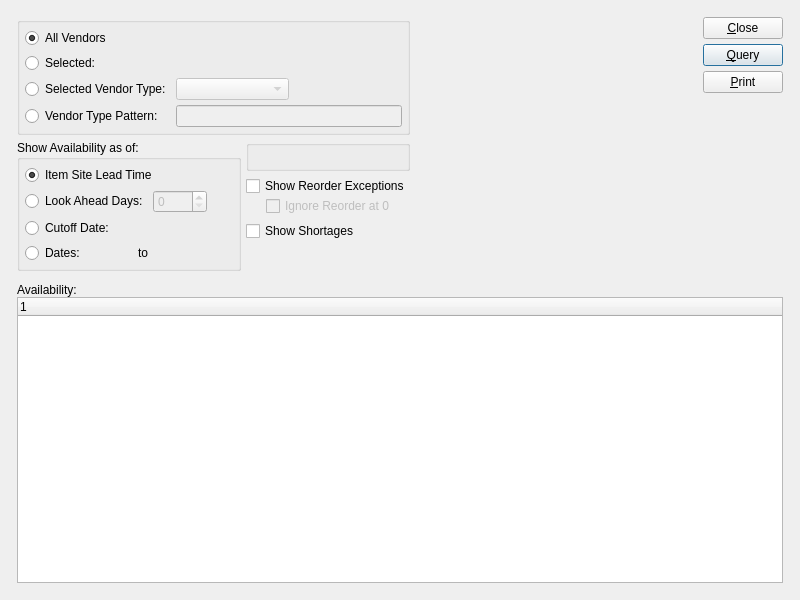
Before: the Qt Designer form guiclient/dspInventoryAvailabilityBySourceVendor.ui in Pegasus-RPG/xtuple-client, drawn with Qt 5.
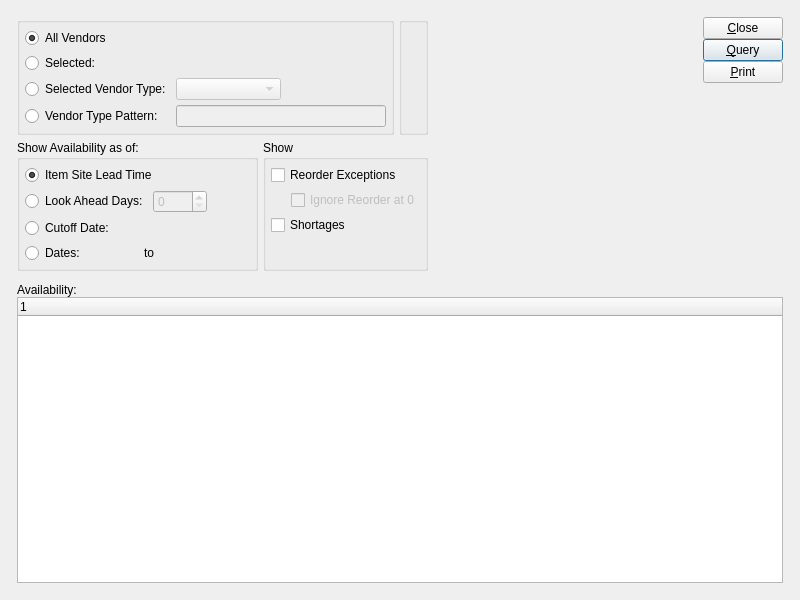
After: the same form once the commit is applied. Custom widgets are drawn as their Qt base class.

Commit message: issue 8520:  Touch up layouts with tweaked clusters.

What changed in the file:
```diff
--- a/guiclient/dspInventoryAvailabilityBySourceVendor.ui
+++ b/guiclient/dspInventoryAvailabilityBySourceVendor.ui
@@ -20,38 +20,30 @@
   <property name="windowTitle" >
    <string>Inventory Availability by Source Vendor</string>
   </property>
-  <layout class="QGridLayout" >
+  <layout class="QGridLayout" name="gridLayout_5" >
    <item row="0" column="0" >
-    <layout class="QGridLayout" >
-     <property name="leftMargin" >
+    <layout class="QGridLayout" name="gridLayout_4" >
+     <property name="margin" >
       <number>12</number>
      </property>
-     <property name="topMargin" >
+     <property name="spacing" >
       <number>12</number>
      </property>
-     <property name="rightMargin" >
-      <number>12</number>
-     </property>
-     <property name="bottomMargin" >
-      <number>12</number>
-     </property>
-     <property name="horizontalSpacing" >
-      <number>12</number>
-     </property>
-     <property name="verticalSpacing" >
-      <number>12</number>
-     </property>
      <item row="0" column="0" >
-      <layout class="QHBoxLayout" >
+      <layout class="QHBoxLayout" name="horizontalLayout_5" >
        <item>
-        <layout class="QGridLayout" >
-         <item row="0" column="0" colspan="2" >
+        <layout class="QVBoxLayout" name="verticalLayout_3" >
+         <item>
+          <layout class="QHBoxLayout" name="horizontalLayout_3" >
+           <item>
           <widget class="QGroupBox" name="_vendorGroup" >
            <property name="title" >
             <string/>
            </property>
-           <layout class="QGridLayout" >
-            <item row="0" column="0" colspan="3" >
+             <layout class="QGridLayout" name="gridLayout" >
+              <item row="0" column="0" colspan="2" >
+               <layout class="QHBoxLayout" name="horizontalLayout" >
+                <item>
              <widget class="QRadioButton" name="_allVendors" >
               <property name="text" >
                <string>All Vendors</string>
@@ -61,6 +53,21 @@
               </property>
              </widget>
             </item>
+                <item>
+                 <spacer name="horizontalSpacer" >
+                  <property name="orientation" >
+                   <enum>Qt::Horizontal</enum>
+                  </property>
+                  <property name="sizeHint" stdset="0" >
+                   <size>
+                    <width>40</width>
+                    <height>20</height>
+                   </size>
+                  </property>
+                 </spacer>
+                </item>
+               </layout>
+              </item>
             <item row="1" column="0" >
              <widget class="QRadioButton" name="_selectedVendor" >
               <property name="text" >
@@ -88,7 +95,7 @@
                 <property name="sizeType" >
                  <enum>QSizePolicy::MinimumExpanding</enum>
                 </property>
-                <property name="sizeHint" >
+                  <property name="sizeHint" stdset="0" >
                  <size>
                   <width>0</width>
                   <height>16</height>
@@ -125,7 +132,7 @@
                 <property name="orientation" >
                  <enum>Qt::Horizontal</enum>
                 </property>
-                <property name="sizeHint" >
+                  <property name="sizeHint" stdset="0" >
                  <size>
                   <width>40</width>
                   <height>20</height>
@@ -152,13 +159,29 @@
            </layout>
           </widget>
          </item>
-         <item rowspan="2" row="1" column="0" >
+           <item>
+            <widget class="WarehouseGroup" name="_warehouse" >
+             <property name="title" >
+              <string/>
+             </property>
+             <property name="fixedSize" >
+              <bool>false</bool>
+             </property>
+            </widget>
+           </item>
+          </layout>
+         </item>
+         <item>
+          <layout class="QHBoxLayout" name="horizontalLayout_4" >
+           <item>
           <widget class="QGroupBox" name="_showByGroup" >
            <property name="title" >
             <string>Show Availability as of:</string>
            </property>
-           <layout class="QGridLayout" >
+             <layout class="QGridLayout" name="gridLayout_2" >
             <item row="0" column="0" colspan="4" >
+               <layout class="QHBoxLayout" name="horizontalLayout_2" >
+                <item>
              <widget class="QRadioButton" name="_leadTime" >
               <property name="text" >
                <string>Item Site Lead Time</string>
@@ -168,6 +191,21 @@
               </property>
              </widget>
             </item>
+                <item>
+                 <spacer name="horizontalSpacer_2" >
+                  <property name="orientation" >
+                   <enum>Qt::Horizontal</enum>
+                  </property>
+                  <property name="sizeHint" stdset="0" >
+                   <size>
+                    <width>40</width>
+                    <height>20</height>
+                   </size>
+                  </property>
+                 </spacer>
+                </item>
+               </layout>
+              </item>
             <item row="1" column="0" colspan="3" >
              <widget class="QRadioButton" name="_byDays" >
               <property name="enabled" >
@@ -204,7 +242,7 @@
                 <property name="sizeType" >
                  <enum>QSizePolicy::MinimumExpanding</enum>
                 </property>
-                <property name="sizeHint" >
+                  <property name="sizeHint" stdset="0" >
                  <size>
                   <width>26</width>
                   <height>10</height>
@@ -241,7 +279,7 @@
                 <property name="sizeType" >
                  <enum>QSizePolicy::MinimumExpanding</enum>
                 </property>
-                <property name="sizeHint" >
+                  <property name="sizeHint" stdset="0" >
                  <size>
                   <width>20</width>
                   <height>20</height>
@@ -289,32 +327,20 @@
            </layout>
           </widget>
          </item>
-         <item row="1" column="1" >
-          <widget class="WarehouseGroup" name="_warehouse" >
+           <item>
+            <widget class="QGroupBox" name="_showGroup" >
            <property name="title" >
-            <string/>
-           </property>
-          </widget>
-         </item>
-         <item row="2" column="1" >
-          <layout class="QVBoxLayout" >
-           <property name="spacing" >
-            <number>0</number>
-           </property>
+              <string>Show</string>
+             </property>
+             <layout class="QGridLayout" name="gridLayout_3" >
+              <item row="0" column="0" >
+               <layout class="QVBoxLayout" name="verticalLayout_2" >
            <item>
-            <layout class="QVBoxLayout" >
-             <property name="spacing" >
-              <number>5</number>
-             </property>
-             <item>
-              <layout class="QVBoxLayout" >
-               <property name="spacing" >
-                <number>0</number>
-               </property>
+                 <layout class="QVBoxLayout" name="verticalLayout" >
                <item>
                 <widget class="XCheckBox" name="_showReorder" >
                  <property name="text" >
-                  <string>Show Reorder Exceptions</string>
+                     <string>Reorder Exceptions</string>
                  </property>
                 </widget>
                </item>
@@ -331,7 +357,7 @@
                    <property name="sizeType" >
                     <enum>QSizePolicy::Preferred</enum>
                    </property>
-                   <property name="sizeHint" >
+                      <property name="sizeHint" stdset="0" >
                     <size>
                      <width>20</width>
                      <height>20</height>
@@ -357,7 +383,7 @@
                    <property name="sizeType" >
                     <enum>QSizePolicy::Expanding</enum>
                    </property>
-                   <property name="sizeHint" >
+                      <property name="sizeHint" stdset="0" >
                     <size>
                      <width>0</width>
                      <height>20</height>
@@ -367,37 +393,12 @@
                  </item>
                 </layout>
                </item>
-              </layout>
-             </item>
-             <item>
-              <layout class="QHBoxLayout" >
-               <property name="spacing" >
-                <number>0</number>
-               </property>
                <item>
                 <widget class="XCheckBox" name="_showShortages" >
                  <property name="text" >
-                  <string>Show Shortages</string>
-                 </property>
-                </widget>
-               </item>
-               <item>
-                <spacer>
-                 <property name="orientation" >
-                  <enum>Qt::Horizontal</enum>
-                 </property>
-                 <property name="sizeType" >
-                  <enum>QSizePolicy::Expanding</enum>
-                 </property>
-                 <property name="sizeHint" >
-                  <size>
-                   <width>0</width>
-                   <height>20</height>
-                  </size>
-                 </property>
-                </spacer>
-               </item>
-              </layout>
+                     <string>Shortages</string>
+                    </property>
+                   </widget>
              </item>
             </layout>
            </item>
@@ -406,7 +407,7 @@
              <property name="orientation" >
               <enum>Qt::Vertical</enum>
              </property>
-             <property name="sizeHint" >
+                  <property name="sizeHint" stdset="0" >
               <size>
                <width>20</width>
                <height>0</height>
@@ -417,6 +418,11 @@
           </layout>
          </item>
         </layout>
+            </widget>
+           </item>
+          </layout>
+         </item>
+        </layout>
        </item>
        <item>
         <spacer>
@@ -426,9 +432,9 @@
          <property name="sizeType" >
           <enum>QSizePolicy::Expanding</enum>
          </property>
-         <property name="sizeHint" >
+         <property name="sizeHint" stdset="0" >
           <size>
-           <width>16</width>
+           <width>0</width>
            <height>20</height>
           </size>
          </property>
@@ -442,7 +448,7 @@
          <item>
           <layout class="QVBoxLayout" >
            <property name="spacing" >
-            <number>5</number>
+            <number>0</number>
            </property>
            <item>
             <widget class="QPushButton" name="_close" >
@@ -484,10 +490,10 @@
            <property name="orientation" >
             <enum>Qt::Vertical</enum>
            </property>
-           <property name="sizeHint" >
+           <property name="sizeHint" stdset="0" >
             <size>
              <width>20</width>
-             <height>20</height>
+             <height>0</height>
             </size>
            </property>
           </spacer>
@@ -514,16 +520,7 @@
         <property name="spacing" >
          <number>0</number>
         </property>
-        <property name="leftMargin" >
-         <number>0</number>
-        </property>
-        <property name="topMargin" >
-         <number>0</number>
-        </property>
-        <property name="rightMargin" >
-         <number>0</number>
-        </property>
-        <property name="bottomMargin" >
+        <property name="margin" >
          <number>0</number>
         </property>
         <item>
```
Left out of the diff: 2 changed lines with no effect on the pictures. Lines whose indentation alone changed are shown as unchanged. The commit also changes 34 other files.
